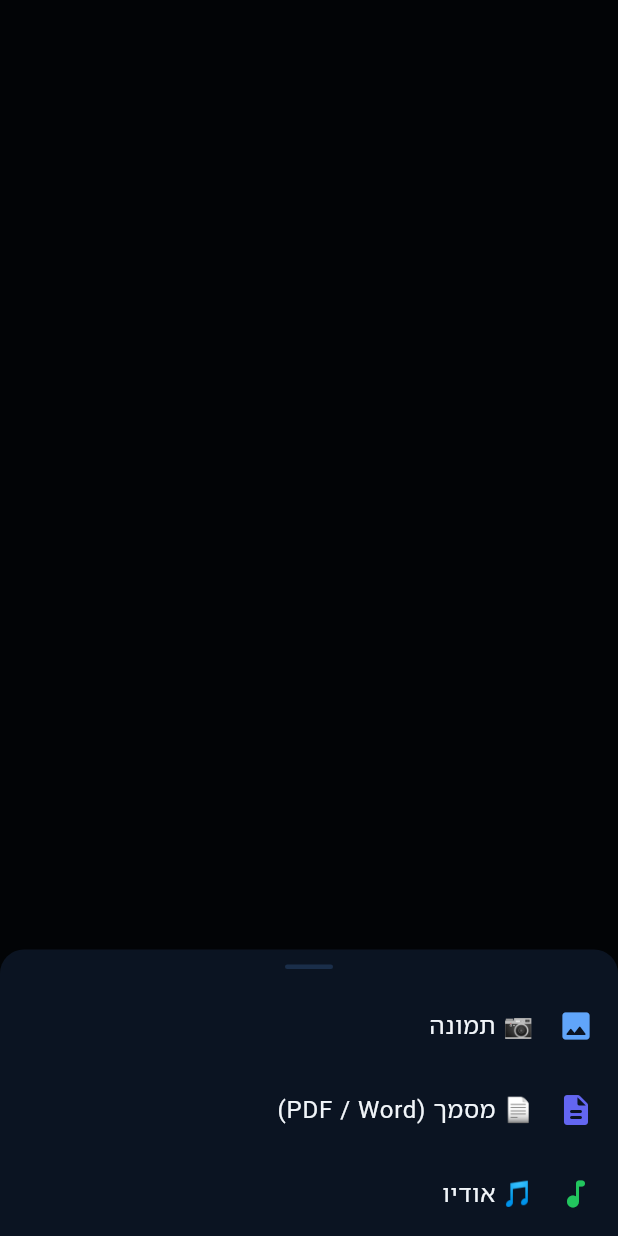
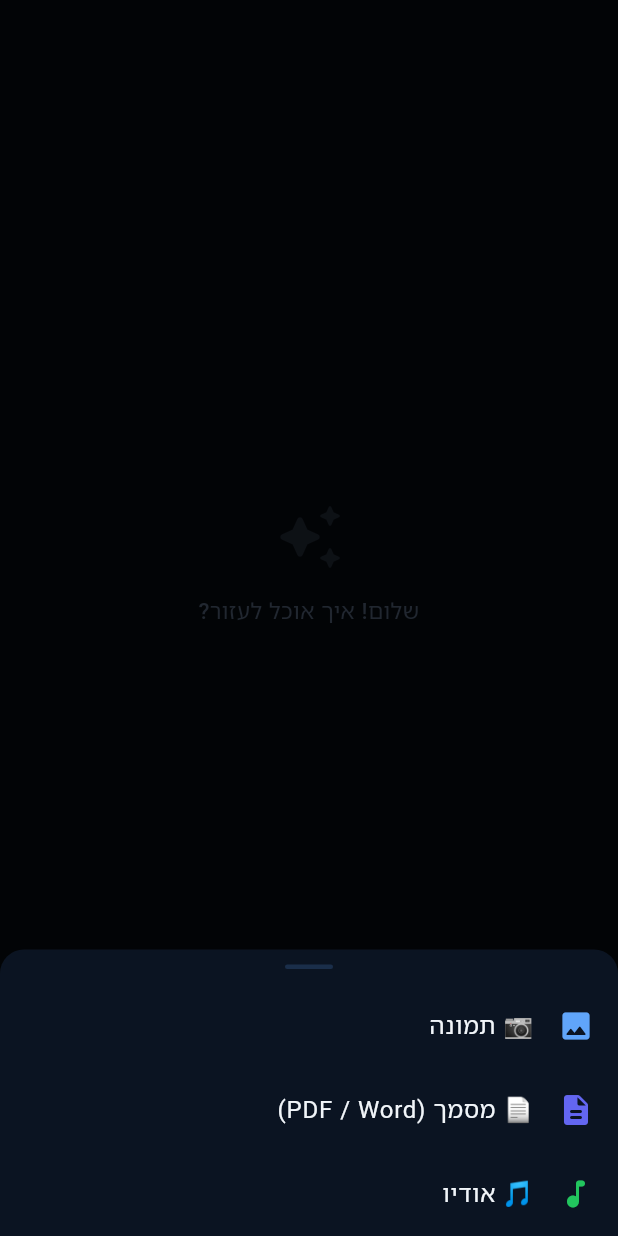
Before and after one commit to NadavZ-sketch/jarvis-server-nadav, a Flutter app: the TextPanel widget shown alone on an empty page, opened directly with empty values, item 3 of the bottom bar chosen, on a phone screen of 412 x 824 dp. Run offline on Flutter 3.47's test engine with Material 3 defaults, Android fonts, the phone set to English and light mode, and no system bars; our stand-ins replace audioplayers, file_picker, firebase_core, firebase_messaging, fl_chart, flutter_local_notifications and 7 more; accounts and stored records are empty; network calls fail; Roboto replaces fonts that are missing (Heebo); project files that could hold a hidden picture were left out.

Commit message:
fix(text-panel): add empty state widget + guard AnimatedList index OOB
- Show a centered "שלום! איך אוכל לעזור?" placeholder when the message
  list is empty, replacing the invisible black AnimatedList that gave no
  visual feedback and appeared as a dead screen
- Switch between empty state and AnimatedList based on messages.isEmpty;
  history loads appear via initialItemCount (no spurious animation)
- Guard itemBuilder with index bounds check to prevent RangeError if
  AnimatedList internal count diverges from widget.messages during a
  rapid clear+refill cycle

Co-Authored-By: Claude <noreply@anthropic.com>
Claude-Session: https://claude.ai/code/session_01SRkPrsT2Ge5EKwi87G2K64

```diff
--- a/jarvis_mobile/lib/widgets/chat/text_panel.dart
+++ b/jarvis_mobile/lib/widgets/chat/text_panel.dart
@@ -391,6 +391,28 @@ class _TextPanelState extends State<TextPanel>
     super.dispose();
   }
 
+  Widget _buildEmptyState() {
+    return Center(
+      child: Column(
+        mainAxisSize: MainAxisSize.min,
+        children: [
+          Icon(Icons.auto_awesome_rounded, size: 48, color: JC.textMuted.withValues(alpha: 0.35)),
+          const SizedBox(height: 14),
+          Text(
+            'שלום! איך אוכל לעזור?',
+            textDirection: TextDirection.rtl,
+            style: TextStyle(
+              color: JC.textMuted,
+              fontSize: 15,
+              fontFamily: 'Heebo',
+              fontWeight: FontWeight.w500,
+            ),
+          ),
+        ],
+      ),
+    );
+  }
+
   @override
   Widget build(BuildContext context) {
     return Stack(
@@ -399,12 +421,15 @@ class _TextPanelState extends State<TextPanel>
         Column(
           children: [
             Expanded(
-              child: AnimatedList(
+              child: widget.messages.isEmpty
+                  ? _buildEmptyState()
+                  : AnimatedList(
                       key: _listKey,
                       controller: _scrollCtrl,
                       padding: const EdgeInsets.fromLTRB(16, 8, 16, 8),
                       initialItemCount: widget.messages.length,
                       itemBuilder: (context, index, animation) {
+                        if (index >= widget.messages.length) return const SizedBox.shrink();
                         final msg = widget.messages[index];
                         return _BubbleEntry(msg: msg, animation: animation, settings: widget.settings, chatId: widget.chatId);
                       },
```
Lines whose indentation alone changed are shown as unchanged.
